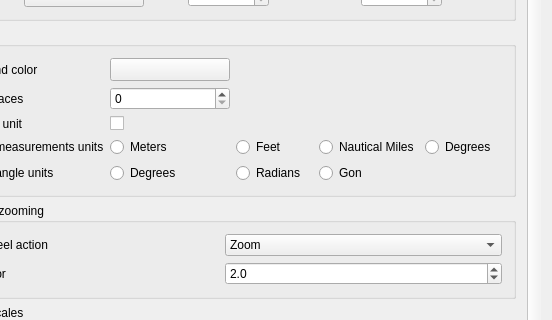
Above: src/ui/qgsoptionsbase.ui from kadas-albireo/kadas-albireo before the change; both pictures show x 248 to 800 and y 118 to 438 of the 800 by 600 pixel window. Below: the same form after it.
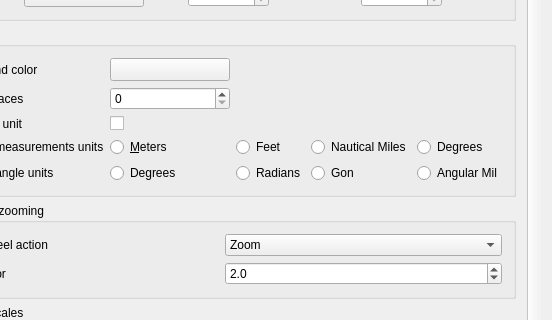
That is the form after the change. The open tabs and pages were chosen to show the change. Icons and pictures are not drawn. Custom widgets are drawn as their Qt base class.

Commit message: Add angular mil support to angle measurement tool

```diff
--- a/src/ui/qgsoptionsbase.ui
+++ b/src/ui/qgsoptionsbase.ui
@@ -2863,7 +2863,7 @@
                <rect>
                 <x>0</x>
                 <y>0</y>
-                <width>628</width>
+                <width>645</width>
                 <height>605</height>
                </rect>
               </property>
@@ -3042,7 +3042,7 @@
                   <item row="5" column="1">
                    <widget class="QRadioButton" name="radMeters">
                     <property name="text">
-                     <string>Meters</string>
+                     <string>&amp;Meters</string>
                     </property>
                    </widget>
                   </item>
@@ -3157,6 +3157,13 @@
                     </property>
                    </widget>
                   </item>
+                  <item row="6" column="4">
+                   <widget class="QRadioButton" name="mMilRadioButton">
+                    <property name="text">
+                     <string>Angular Mil</string>
+                    </property>
+                   </widget>
+                  </item>
                  </layout>
                 </widget>
                </item>
```
Left out of the diff: 14 changed lines with no effect on the pictures. The commit also changes 4 other files.
